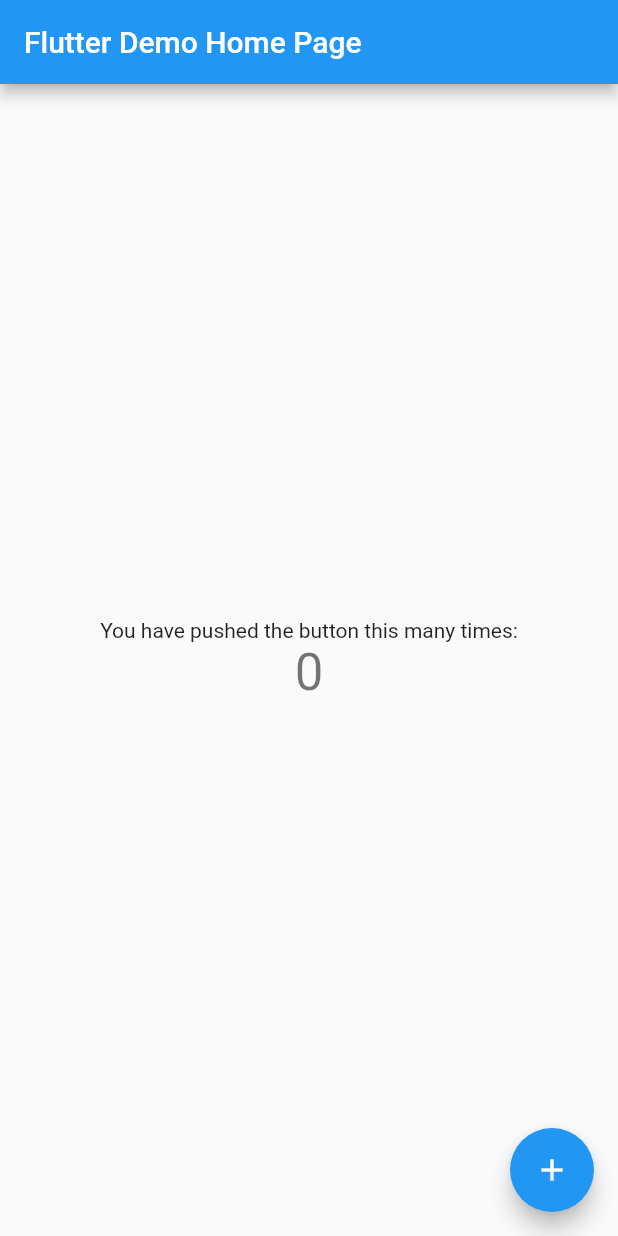
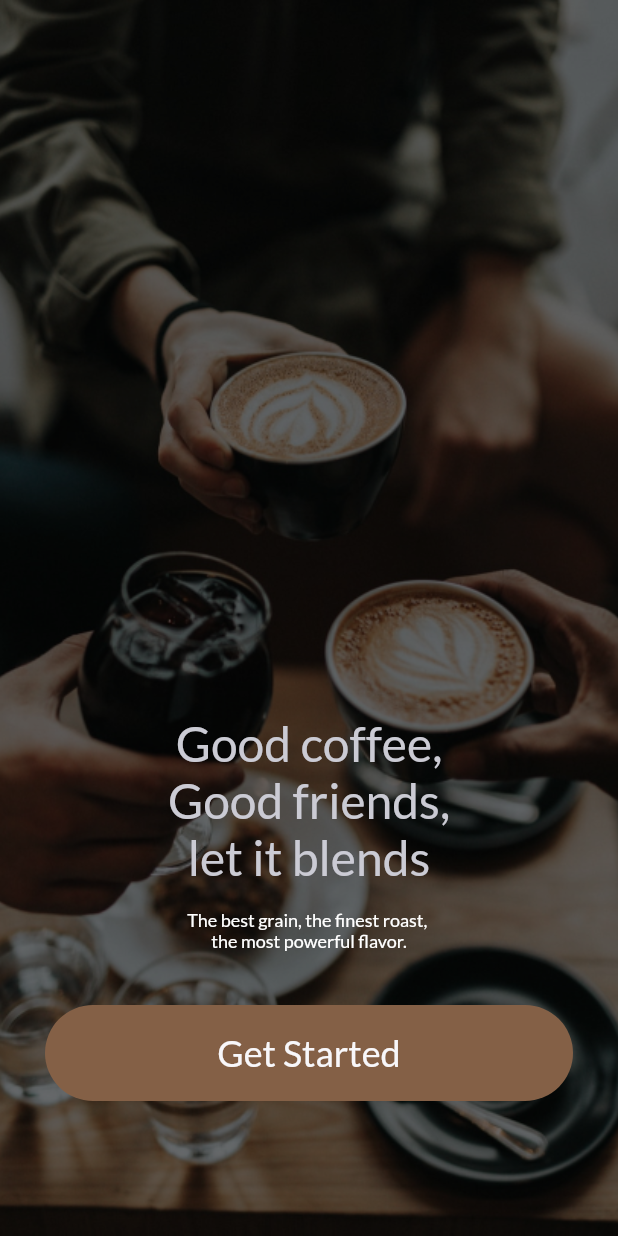
Before and after one commit to Vinicius-Rosa/coffee-shop, a Flutter app: the screen it shows after launch, on a phone screen of 412 x 824 dp. Run offline on Flutter 3.47's test engine with Material 2 defaults, Android fonts, the phone set to English and light mode, and no system bars; our stand-ins replace google_fonts.

Commit message:
feat: implement onboarding

```diff
--- a/lib/main.dart
+++ b/lib/main.dart
@@ -1,3 +1,4 @@
+import 'package:coffee_shop/screens/screens.dart';
 import 'package:flutter/material.dart';
 
 void main() {
@@ -11,105 +12,17 @@ class MyApp extends StatelessWidget {
   @override
   Widget build(BuildContext context) {
     return MaterialApp(
-      title: 'Flutter Demo',
+      title: 'Coffee Shop',
+      debugShowCheckedModeBanner: false,
       theme: ThemeData(
-        // This is the theme of your application.
-        //
-        // Try running your application with "flutter run". You'll see the
-        // application has a blue toolbar. Then, without quitting the app, try
-        // changing the primarySwatch below to Colors.green and then invoke
-        // "hot reload" (press "r" in the console where you ran "flutter run",
-        // or simply save your changes to "hot reload" in a Flutter IDE).
-        // Notice that the counter didn't reset back to zero; the application
-        // is not restarted.
-        primarySwatch: Colors.blue,
+        primarySwatch: Colors.brown,
       ),
-      home: const MyHomePage(title: 'Flutter Demo Home Page'),
+      initialRoute: "/onboarding",
+      routes: {
+        "/onboarding": (context) => const OnboardingScreen(),
+        "/home": (context) => const HomeScreen(),
+        "/coffee-detail": (context) => const CoffeeDetailScreen(),
+      },
     );
   }
 }
-
-class MyHomePage extends StatefulWidget {
-  const MyHomePage({Key? key, required this.title}) : super(key: key);
-
-  // This widget is the home page of your application. It is stateful, meaning
-  // that it has a State object (defined below) that contains fields that affect
-  // how it looks.
-
-  // This class is the configuration for the state. It holds the values (in this
-  // case the title) provided by the parent (in this case the App widget) and
-  // used by the build method of the State. Fields in a Widget subclass are
-  // always marked "final".
-
-  final String title;
-
-  @override
-  State<MyHomePage> createState() => _MyHomePageState();
-}
-
-class _MyHomePageState extends State<MyHomePage> {
-  int _counter = 0;
-
-  void _incrementCounter() {
-    setState(() {
-      // This call to setState tells the Flutter framework that something has
-      // changed in this State, which causes it to rerun the build method below
-      // so that the display can reflect the updated values. If we changed
-      // _counter without calling setState(), then the build method would not be
-      // called again, and so nothing would appear to happen.
-      _counter++;
-    });
-  }
-
-  @override
-  Widget build(BuildContext context) {
-    // This method is rerun every time setState is called, for instance as done
-    // by the _incrementCounter method above.
-    //
-    // The Flutter framework has been optimized to make rerunning build methods
-    // fast, so that you can just rebuild anything that needs updating rather
-    // than having to individually change instances of widgets.
-    return Scaffold(
-      appBar: AppBar(
-        // Here we take the value from the MyHomePage object that was created by
-        // the App.build method, and use it to set our appbar title.
-        title: Text(widget.title),
-      ),
-      body: Center(
-        // Center is a layout widget. It takes a single child and positions it
-        // in the middle of the parent.
-        child: Column(
-          // Column is also a layout widget. It takes a list of children and
-          // arranges them vertically. By default, it sizes itself to fit its
-          // children horizontally, and tries to be as tall as its parent.
-          //
-          // Invoke "debug painting" (press "p" in the console, choose the
-          // "Toggle Debug Paint" action from the Flutter Inspector in Android
-          // Studio, or the "Toggle Debug Paint" command in Visual Studio Code)
-          // to see the wireframe for each widget.
-          //
-          // Column has various properties to control how it sizes itself and
-          // how it positions its children. Here we use mainAxisAlignment to
-          // center the children vertically; the main axis here is the vertical
-          // axis because Columns are vertical (the cross axis would be
-          // horizontal).
-          mainAxisAlignment: MainAxisAlignment.center,
-          children: <Widget>[
-            const Text(
-              'You have pushed the button this many times:',
-            ),
-            Text(
-              '$_counter',
-              style: Theme.of(context).textTheme.headline4,
-            ),
-          ],
-        ),
-      ),
-      floatingActionButton: FloatingActionButton(
-        onPressed: _incrementCounter,
-        tooltip: 'Increment',
-        child: const Icon(Icons.add),
-      ), // This trailing comma makes auto-formatting nicer for build methods.
-    );
-  }
-}
--- /dev/null
+++ b/lib/models/coffee.dart
@@ -0,0 +1,29 @@
+enum CoffeeType {
+  capuccino,
+  coldBrew,
+  expresso,
+}
+
+enum CoffeeSize {
+  small,
+  medium,
+  large,
+}
+
+class Coffee {
+  String name;
+  String detail;
+  String description;
+  CoffeeType type;
+  CoffeeSize size;
+  double value;
+
+  Coffee({
+    required this.name,
+    required this.detail,
+    required this.description,
+    required this.type,
+    required this.size,
+    required this.value,
+  });
+}
--- /dev/null
+++ b/lib/screens/coffee_detail.dart
@@ -0,0 +1,12 @@
+import 'package:flutter/material.dart';
+
+class CoffeeDetailScreen extends StatelessWidget {
+  const CoffeeDetailScreen({Key? key}) : super(key: key);
+
+  @override
+  Widget build(BuildContext context) {
+    return const Scaffold(
+      body: Center(child: Text("Home")),
+    );
+  }
+}
--- /dev/null
+++ b/lib/screens/home.dart
@@ -0,0 +1,12 @@
+import 'package:flutter/material.dart';
+
+class HomeScreen extends StatelessWidget {
+  const HomeScreen({Key? key}) : super(key: key);
+
+  @override
+  Widget build(BuildContext context) {
+    return const Scaffold(
+      body: Center(child: Text("Home")),
+    );
+  }
+}
--- /dev/null
+++ b/lib/screens/onboarding.dart
@@ -0,0 +1,52 @@
+import 'package:coffee_shop/widgets/onboarding_button.dart';
+import 'package:coffee_shop/widgets/onboarding_subtitle.dart';
+import 'package:coffee_shop/widgets/onboarding_title.dart';
+import 'package:flutter/material.dart';
+
+class OnboardingScreen extends StatefulWidget {
+  const OnboardingScreen({Key? key}) : super(key: key);
+
+  @override
+  State<OnboardingScreen> createState() => _OnboardingScreenState();
+}
+
+class _OnboardingScreenState extends State<OnboardingScreen> {
+  void goToHome() {
+    Navigator.pushNamed(context, "/home");
+  }
+
+  @override
+  Widget build(BuildContext context) {
+    return Scaffold(
+      body: Stack(
+        children: [
+          const Image(
+            width: double.infinity,
+            height: double.infinity,
+            fit: BoxFit.cover,
+            image: AssetImage("images/onboarding-bg.png"),
+          ),
+          Padding(
+            padding: const EdgeInsets.only(bottom: 90),
+            child: Center(
+              child: Column(
+                crossAxisAlignment: CrossAxisAlignment.center,
+                mainAxisAlignment: MainAxisAlignment.end,
+                children: [
+                  OnboardingTitle("Good coffee,"),
+                  OnboardingTitle("Good friends,"),
+                  OnboardingTitle("let it blends"),
+                  const SizedBox(height: 16),
+                  OnboardingSubtitle("The best grain, the finest roast, "),
+                  OnboardingSubtitle("the most powerful flavor."),
+                  const SizedBox(height: 36),
+                  OnboardingButton(onPressed: goToHome)
+                ],
+              ),
+            ),
+          ),
+        ],
+      ),
+    );
+  }
+}
--- /dev/null
+++ b/lib/screens/screens.dart
@@ -0,0 +1,3 @@
+export './coffee_detail.dart';
+export './home.dart';
+export './onboarding.dart';
--- /dev/null
+++ b/lib/widgets/onboarding_button.dart
@@ -0,0 +1,34 @@
+import 'package:flutter/material.dart';
+import 'package:google_fonts/google_fonts.dart';
+
+class OnboardingButton extends StatelessWidget {
+  void Function() onPressed;
+  OnboardingButton({required this.onPressed, Key? key}) : super(key: key);
+
+  @override
+  Widget build(BuildContext context) {
+    return Padding(
+      padding: const EdgeInsets.symmetric(horizontal: 30),
+      child: Container(
+        width: double.infinity,
+        height: 64,
+        decoration: BoxDecoration(
+          color: const Color(0xFF846046),
+          borderRadius: BorderRadius.circular(34),
+        ),
+        child: MaterialButton(
+          onPressed: onPressed,
+          child: Center(
+            child: Text(
+              "Get Started",
+              style: GoogleFonts.lato(
+                color: const Color(0xFFF8F7FA),
+                fontSize: 24,
+              ),
+            ),
+          ),
+        ),
+      ),
+    );
+  }
+}
--- /dev/null
+++ b/lib/widgets/onboarding_subtitle.dart
@@ -0,0 +1,18 @@
+import 'package:flutter/material.dart';
+import 'package:google_fonts/google_fonts.dart';
+
+class OnboardingSubtitle extends StatelessWidget {
+  String subtitle;
+  OnboardingSubtitle(this.subtitle, {Key? key}) : super(key: key);
+
+  @override
+  Widget build(BuildContext context) {
+    return Text(
+      subtitle,
+      style: GoogleFonts.lato(
+        color: Colors.white,
+        fontSize: 12,
+      ),
+    );
+  }
+}
--- /dev/null
+++ b/lib/widgets/onboarding_title.dart
@@ -0,0 +1,18 @@
+import 'package:flutter/material.dart';
+import 'package:google_fonts/google_fonts.dart';
+
+class OnboardingTitle extends StatelessWidget {
+  String title;
+  OnboardingTitle(this.title, {Key? key}) : super(key: key);
+
+  @override
+  Widget build(BuildContext context) {
+    return Text(
+      title,
+      style: GoogleFonts.lato(
+        color: const Color(0xFFCBCBD4),
+        fontSize: 32,
+      ),
+    );
+  }
+}
--- a/pubspec.yaml
+++ b/pubspec.yaml
@@ -34,6 +34,7 @@ dependencies:
   # The following adds the Cupertino Icons font to your application.
   # Use with the CupertinoIcons class for iOS style icons.
   cupertino_icons: ^1.0.2
+  google_fonts: ^3.0.1
 
 dev_dependencies:
   flutter_test:
@@ -58,9 +59,8 @@ flutter:
   uses-material-design: true
 
   # To add assets to your application, add an assets section, like this:
-  # assets:
-  #   - images/a_dot_burr.jpeg
-  #   - images/a_dot_ham.jpeg
+  assets:
+    - images/
 
   # An image asset can refer to one or more resolution-specific "variants", see
   # https://flutter.dev/assets-and-images/#resolution-aware
```
Also changed, not shown: images/onboarding-bg.png (added), pubspec.lock, 1 other file.
